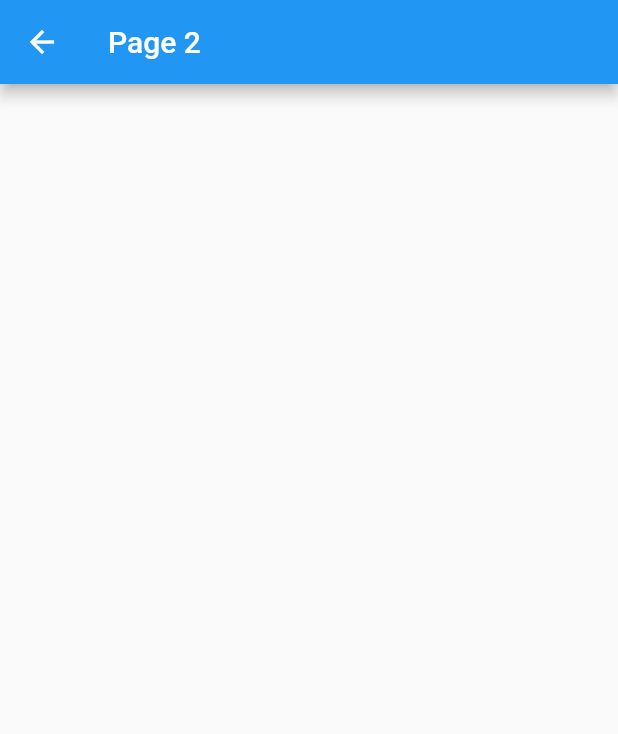
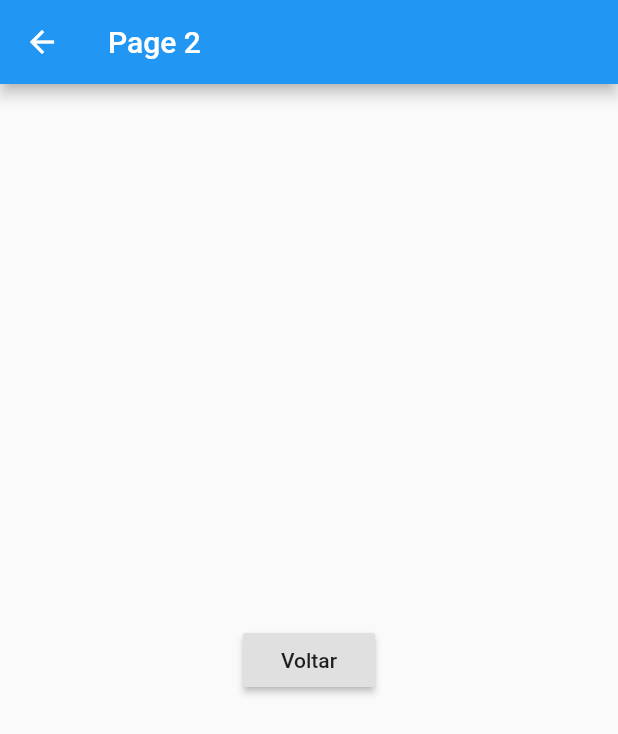
Before and after one commit to Josebr1/flutter_hello, a Flutter app: the HelloPage2 screen opened directly, on a phone screen of 412 x 824 dp. Shown: the top 734 px of the screen. Run offline on Flutter 3.47's test engine with Material 2 defaults, Android fonts, the phone set to English and light mode, and no system bars.

Commit message:
Voltando para a tela anterior

```diff
--- a/lib/pages/hello_page2.dart
+++ b/lib/pages/hello_page2.dart
@@ -2,14 +2,23 @@ import 'package:flutter/cupertino.dart';
 import 'package:flutter/material.dart';
 
 class HelloPage2 extends StatelessWidget {
-
   @override
   Widget build(BuildContext context) {
     return Scaffold(
       appBar: AppBar(
         title: Text('Page 2'),
       ),
+      body: _body(context),
     );
   }
 
+  _body(context) {
+    return Center(
+      child: RaisedButton(
+        child: Text('Voltar'),
+        onPressed: () =>
+          Navigator.pop(context)
+      ),
+    );
+  }
 }
```
